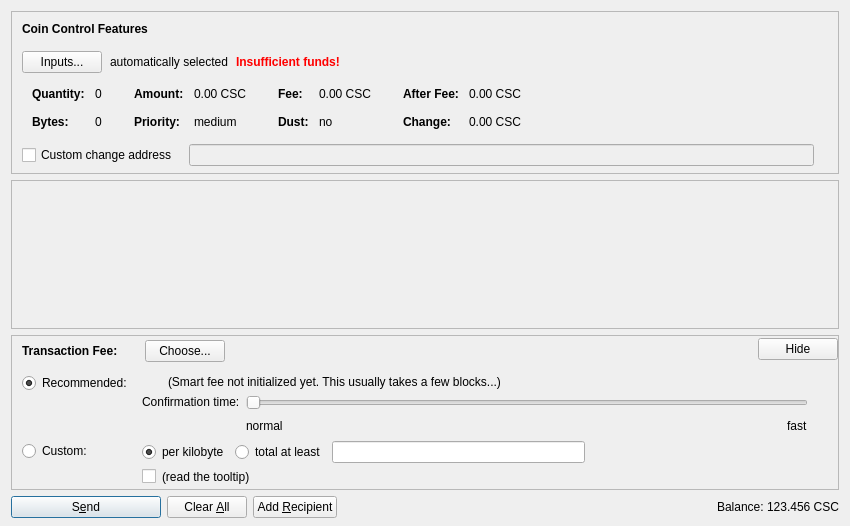
Above: src/qt/forms/sendcoinsdialog.ui from counos/CounosCoin before the change. Below: the same form after it.
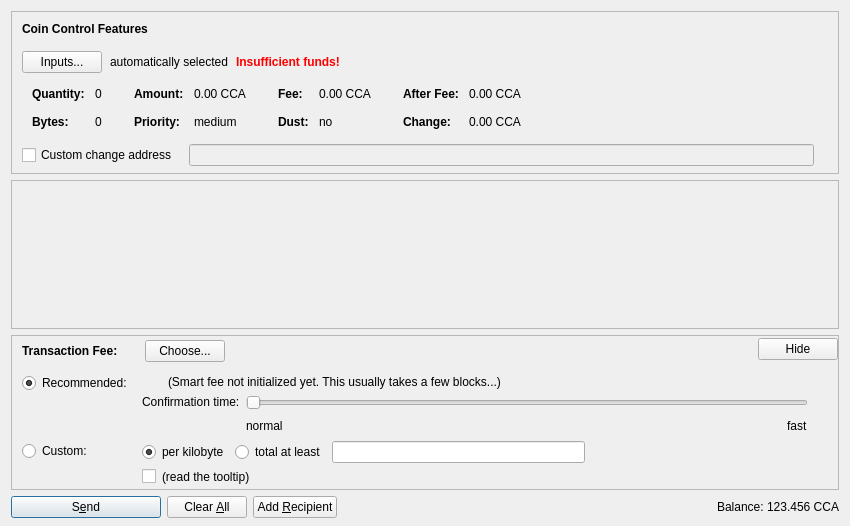
That is the form after the change. Icons and pictures are not drawn. Custom widgets are drawn as their Qt base class.

Diff of the .ui file:
```diff
--- a/src/qt/forms/sendcoinsdialog.ui
+++ b/src/qt/forms/sendcoinsdialog.ui
@@ -324,7 +324,7 @@
                   <enum>Qt::ActionsContextMenu</enum>
                  </property>
                  <property name="text">
-                  <string notr="true">0.00 CSC</string>
+                  <string notr="true">0.00 CCA</string>
                  </property>
                  <property name="textInteractionFlags">
                   <set>Qt::LinksAccessibleByMouse|Qt::TextSelectableByKeyboard|Qt::TextSelectableByMouse</set>
@@ -404,7 +404,7 @@
                   <enum>Qt::ActionsContextMenu</enum>
                  </property>
                  <property name="text">
-                  <string notr="true">0.00 CSC</string>
+                  <string notr="true">0.00 CCA</string>
                  </property>
                  <property name="textInteractionFlags">
                   <set>Qt::LinksAccessibleByMouse|Qt::TextSelectableByKeyboard|Qt::TextSelectableByMouse</set>
@@ -484,7 +484,7 @@
                   <enum>Qt::ActionsContextMenu</enum>
                  </property>
                  <property name="text">
-                  <string notr="true">0.00 CSC</string>
+                  <string notr="true">0.00 CCA</string>
                  </property>
                  <property name="textInteractionFlags">
                   <set>Qt::LinksAccessibleByMouse|Qt::TextSelectableByKeyboard|Qt::TextSelectableByMouse</set>
@@ -513,7 +513,7 @@
                   <enum>Qt::ActionsContextMenu</enum>
                  </property>
                  <property name="text">
-                  <string notr="true">0.00 CSC</string>
+                  <string notr="true">0.00 CCA</string>
                  </property>
                  <property name="textInteractionFlags">
                   <set>Qt::LinksAccessibleByMouse|Qt::TextSelectableByKeyboard|Qt::TextSelectableByMouse</set>
@@ -1299,7 +1299,7 @@
           <cursorShape>IBeamCursor</cursorShape>
          </property>
          <property name="text">
-          <string notr="true">123.456 CSC</string>
+          <string notr="true">123.456 CCA</string>
          </property>
          <property name="textInteractionFlags">
           <set>Qt::LinksAccessibleByMouse|Qt::TextSelectableByKeyboard|Qt::TextSelectableByMouse</set>
```
